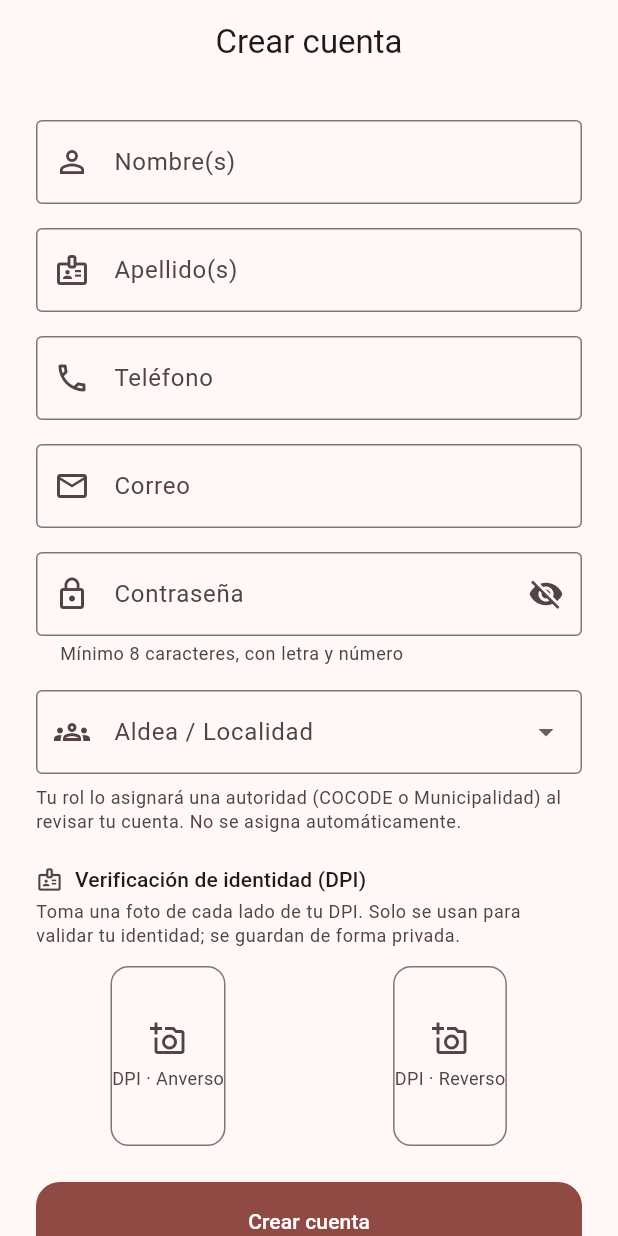
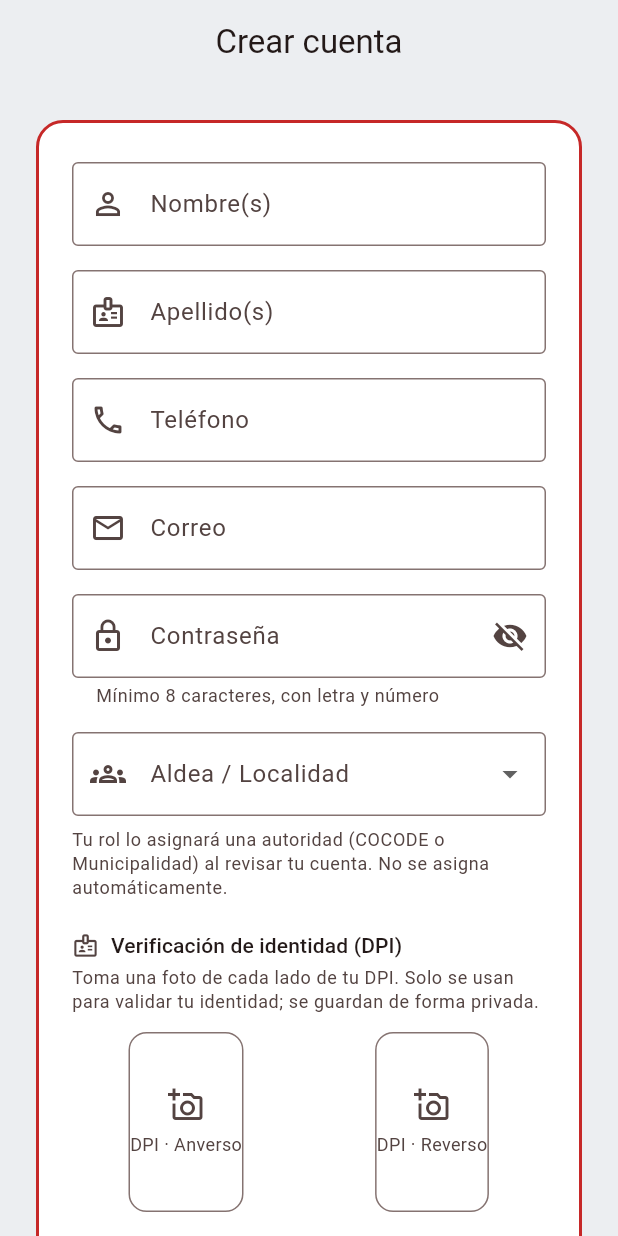
Before and after one commit to Beatrizvj/sire, a Flutter app: the screen it shows once a user with an empty profile is signed in, after a tap on "Cerrar sesión", after a tap on "Ingresar", after a tap on "¿No tienes cuenta? Regístrate", on a phone screen of 412 x 824 dp. Run offline on Flutter 3.47's test engine with Material 3 defaults, Android fonts, the phone set to English and light mode, and no system bars; our stand-ins replace audioplayers, cloud_firestore, dio, equatable, firebase_auth, firebase_core and 14 more; missing offline and left inert: dart:html, excel, file_saver; accounts and stored records are empty.

Commit message:
Ajuste de colores y paleta en app_shell

```diff
--- a/lib/core/router/app_shell.dart
+++ b/lib/core/router/app_shell.dart
@@ -9,6 +9,7 @@ import '../../features/users/domain/entities/account_status.dart';
 import '../../features/users/domain/entities/app_user.dart';
 import '../../features/users/domain/entities/user_role.dart';
 import '../services/alert_monitor_bridge.dart';
+import '../theme/app_colors.dart';
 
 /// Contenedor de navegación:
 /// - **Web**: consola [WebPanel] solo para COCODE/Municipalidad; el ciudadano
@@ -143,9 +144,17 @@ class _CuentaEnRevision extends ConsumerWidget {
     return Scaffold(
       body: Center(
         child: ConstrainedBox(
-          constraints: const BoxConstraints(maxWidth: 440),
-          child: Padding(
-            padding: const EdgeInsets.all(32),
+          constraints: const BoxConstraints(maxWidth: 400),
+          child: Container(
+            margin: const EdgeInsets.all(24),
+            padding: const EdgeInsets.all(28),
+            decoration: BoxDecoration(
+              color: theme.brightness == Brightness.light
+                  ? Colors.white
+                  : const Color(0xFF202226),
+              borderRadius: BorderRadius.circular(18),
+              border: Border.all(color: AppColors.emergency, width: 2),
+            ),
             child: Column(
               mainAxisSize: MainAxisSize.min,
               children: [
--- a/lib/core/theme/app_colors.dart
+++ b/lib/core/theme/app_colors.dart
@@ -8,6 +8,10 @@ class AppColors {
   /// Rojo emergencia: identidad visual y color del botón SOS.
   static const Color emergency = Color(0xFFC62828);
   static const Color emergencyDark = Color(0xFF8E0000);
+
+  /// Fondo neutro institucional de la app (evita el tinte rosado del tema).
+  static const Color neutralBgLight = Color(0xFFECEEF1);
+  static const Color neutralBgDark = Color(0xFF16181B);
 
   /// Verde "estado seguro / resuelto".
   static const Color safe = Color(0xFF2E7D32);
--- a/lib/core/theme/app_theme.dart
+++ b/lib/core/theme/app_theme.dart
@@ -15,13 +15,17 @@ class AppTheme {
       brightness: brightness,
     );
 
+    final neutralBg = brightness == Brightness.light
+        ? AppColors.neutralBgLight
+        : AppColors.neutralBgDark;
+
     return ThemeData(
       useMaterial3: true,
       colorScheme: colorScheme,
-      scaffoldBackgroundColor: colorScheme.surface,
+      scaffoldBackgroundColor: neutralBg,
       appBarTheme: AppBarTheme(
         centerTitle: true,
-        backgroundColor: colorScheme.surface,
+        backgroundColor: neutralBg,
         foregroundColor: colorScheme.onSurface,
         elevation: 0,
       ),
--- a/lib/features/alerts/presentation/widgets/alert_tile.dart
+++ b/lib/features/alerts/presentation/widgets/alert_tile.dart
@@ -38,7 +38,8 @@ class AlertTile extends StatelessWidget {
         subtitle: Text(
           '${dateFormat.format(alert.timestamp)}\n'
           '${alert.source.label} · $coords$accuracy\n'
-          'Incidente: ${alert.categoria ?? 'Sin especificar'}',
+          'Incidente: ${alert.categoria ?? 'Sin especificar'}'
+          '${alert.tiempoRespuesta != null ? '\nTiempo de respuesta: ${formatearDuracion(alert.tiempoRespuesta!)}' : ''}',
         ),
         trailing: AlertStatusChip(status: alert.status),
         isThreeLine: true,
--- a/lib/features/auth/presentation/pages/login_page.dart
+++ b/lib/features/auth/presentation/pages/login_page.dart
@@ -4,6 +4,7 @@ import 'package:go_router/go_router.dart';
 
 import '../../../../core/config/app_config.dart';
 import '../../../../core/router/app_routes.dart';
+import '../../../../core/theme/app_colors.dart';
 import '../providers/auth_providers.dart';
 
 /// Inicio de sesión (correo + contraseña).
@@ -81,15 +82,35 @@ class _LoginPageState extends ConsumerState<LoginPage> {
             padding: const EdgeInsets.all(24),
             child: ConstrainedBox(
               constraints: const BoxConstraints(maxWidth: 400),
-              child: Form(
+              child: Container(
+                decoration: BoxDecoration(
+                  color: theme.brightness == Brightness.light
+                      ? Colors.white
+                      : const Color(0xFF202226),
+                  borderRadius: BorderRadius.circular(18),
+                  border: Border.all(color: AppColors.emergency, width: 2),
+                ),
+                padding: const EdgeInsets.fromLTRB(26, 32, 26, 26),
+                child: Form(
                 key: _formKey,
               child: Column(
                 mainAxisSize: MainAxisSize.min,
                 crossAxisAlignment: CrossAxisAlignment.stretch,
                 children: [
-                  Icon(Icons.shield_outlined,
-                      size: 80, color: theme.colorScheme.primary),
-                  const SizedBox(height: 12),
+                  SizedBox(
+                    height: 72,
+                    width: 72,
+                    child: Stack(
+                      alignment: Alignment.center,
+                      children: const [
+                        Icon(Icons.shield,
+                            size: 72, color: AppColors.emergency),
+                        Icon(Icons.shield_outlined,
+                            size: 34, color: Colors.white),
+                      ],
+                    ),
+                  ),
+                  const SizedBox(height: 14),
                   Text(
                     AppConfig.appName,
                     textAlign: TextAlign.center,
@@ -139,6 +160,10 @@ class _LoginPageState extends ConsumerState<LoginPage> {
                   ),
                   const SizedBox(height: 24),
                   FilledButton(
+                    style: FilledButton.styleFrom(
+                      backgroundColor: AppColors.emergency,
+                      foregroundColor: Colors.white,
+                    ),
                     onPressed: state.isBusy ? null : _submit,
                     child: state.isBusy
                         ? const SizedBox(
@@ -150,10 +175,14 @@ class _LoginPageState extends ConsumerState<LoginPage> {
                   ),
                   const SizedBox(height: 4),
                   TextButton(
+                    style: TextButton.styleFrom(
+                        foregroundColor: AppColors.emergency),
                     onPressed: state.isBusy ? null : _showResetDialog,
                     child: const Text('¿Olvidaste tu contraseña?'),
                   ),
                   TextButton(
+                    style: TextButton.styleFrom(
+                        foregroundColor: AppColors.emergency),
                     onPressed: () => context.go(AppRoutes.register),
                     child: const Text('¿No tienes cuenta? Regístrate'),
                   ),
@@ -169,6 +198,7 @@ class _LoginPageState extends ConsumerState<LoginPage> {
                       ),
                     ),
                 ],
+              ),
               ),
               ),
             ),
--- a/lib/features/auth/presentation/pages/register_page.dart
+++ b/lib/features/auth/presentation/pages/register_page.dart
@@ -8,6 +8,7 @@ import 'package:image_picker/image_picker.dart';
 
 import '../../../../core/config/app_config.dart';
 import '../../../../core/router/app_routes.dart';
+import '../../../../core/theme/app_colors.dart';
 import '../../../../core/validation/name_validator.dart';
 import '../../../../core/validation/password_validator.dart';
 import '../../../identity/data/identity_repository.dart';
@@ -180,7 +181,16 @@ class _RegisterPageState extends ConsumerState<RegisterPage> {
           child: Center(
             child: ConstrainedBox(
               constraints: const BoxConstraints(maxWidth: 440),
-              child: Form(
+              child: Container(
+                decoration: BoxDecoration(
+                  color: Theme.of(context).brightness == Brightness.light
+                      ? Colors.white
+                      : const Color(0xFF202226),
+                  borderRadius: BorderRadius.circular(18),
+                  border: Border.all(color: AppColors.emergency, width: 2),
+                ),
+                padding: const EdgeInsets.fromLTRB(22, 26, 22, 26),
+                child: Form(
                 key: _formKey,
             child: Column(
               crossAxisAlignment: CrossAxisAlignment.stretch,
@@ -322,6 +332,10 @@ class _RegisterPageState extends ConsumerState<RegisterPage> {
                 ),
                 const SizedBox(height: 24),
                 FilledButton(
+                  style: FilledButton.styleFrom(
+                    backgroundColor: AppColors.emergency,
+                    foregroundColor: Colors.white,
+                  ),
                   onPressed: (state.isBusy || _subiendo) ? null : _submit,
                   child: (state.isBusy || _subiendo)
                       ? const SizedBox(
@@ -333,6 +347,8 @@ class _RegisterPageState extends ConsumerState<RegisterPage> {
                 ),
                 const SizedBox(height: 8),
                 TextButton(
+                  style: TextButton.styleFrom(
+                      foregroundColor: AppColors.emergency),
                   onPressed: () => context.go(AppRoutes.login),
                   child: const Text('Ya tengo cuenta'),
                 ),
@@ -350,6 +366,7 @@ class _RegisterPageState extends ConsumerState<RegisterPage> {
                   ),
               ],
             ),
+          ),
           ),
           ),
           ),
--- a/lib/features/dashboard/presentation/pages/web_panel.dart
+++ b/lib/features/dashboard/presentation/pages/web_panel.dart
@@ -525,6 +525,7 @@ class _TablaAlertas extends ConsumerWidget {
           const DataColumn(label: Text('Tipo')),
           const DataColumn(label: Text('Fecha')),
           const DataColumn(label: Text('Estado')),
+          const DataColumn(label: Text('Respuesta')),
           if (conAcciones) const DataColumn(label: Text('Acción')),
         ],
         rows: [
@@ -550,6 +551,9 @@ class _TablaAlertas extends ConsumerWidget {
               DataCell(_CategoriaChip(categoria: a.categoria)),
               DataCell(Text(df.format(a.timestamp))),
               DataCell(_EstadoChip(status: a.status)),
+              DataCell(Text(a.tiempoRespuesta != null
+                  ? formatearDuracion(a.tiempoRespuesta!)
+                  : '—')),
               if (conAcciones) DataCell(_AccionesAlerta(alerta: a, ref: ref)),
             ]),
         ],
```
Also changed, not shown: lib/features/alerts/data/models/sos_alert_model.dart (+8 -0 lines), lib/features/alerts/data/repositories/alert_repository_firestore.dart (+18 -2 lines), lib/features/alerts/data/repositories/alert_repository_local.dart (+10 -1 lines), lib/features/alerts/domain/entities/sos_alert.dart (+32 -1 lines), lib/features/reports/presentation/reports_page.dart (+18 -0 lines), 5 other files.
